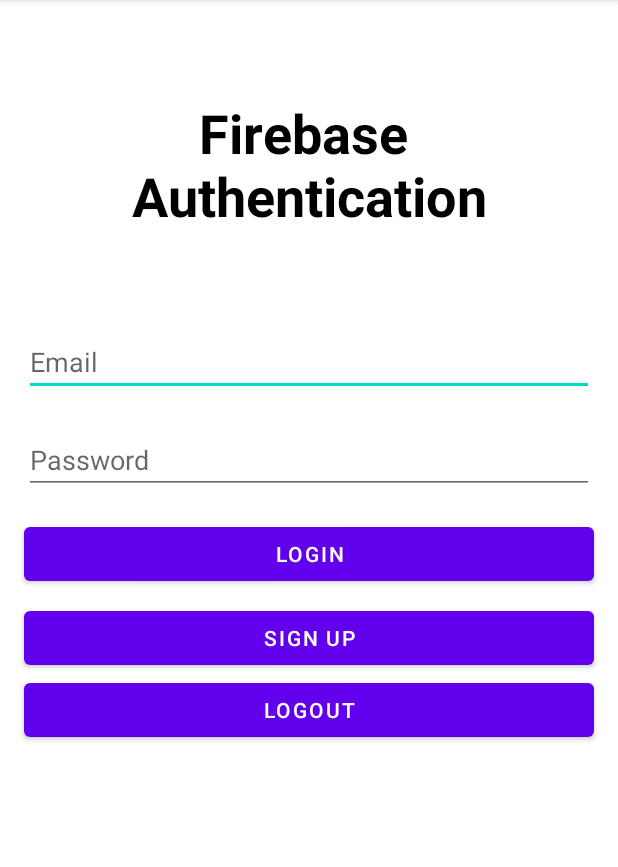
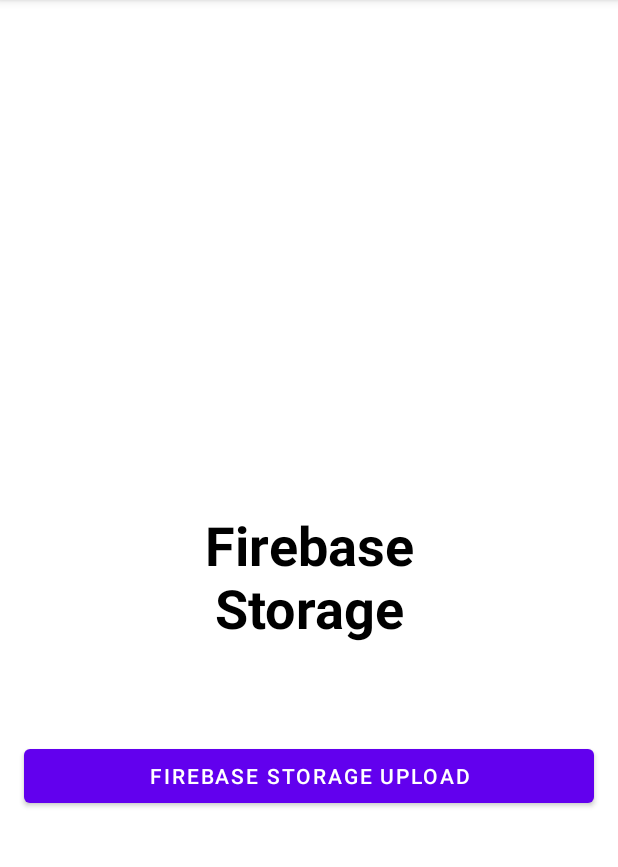
Before and after one commit to himanshuGaur684/Firebase_Playground, an Android app: the screen it shows after launch (MainActivity), on a phone screen of 412 x 824 dp, the part 84-951 px from its top. Run offline under Robolectric (Android 15) with nearby library versions, the phone set to English and light mode, and no system bars; our stand-ins replace Firebase (no records; nobody signed in at launch, a user with empty details on screens opened directly), data binding.

Commit message:
firebase Storage

```diff
--- a/app/build.gradle
+++ b/app/build.gradle
@@ -42,6 +42,7 @@ dependencies {
     implementation 'com.google.android.material:material:1.6.1'
     implementation 'androidx.constraintlayout:constraintlayout:2.1.4'
     implementation 'com.google.firebase:firebase-auth:21.0.7'
+    implementation 'com.google.firebase:firebase-storage:20.0.1'
     testImplementation 'junit:junit:4.13.2'
     androidTestImplementation 'androidx.test.ext:junit:1.1.3'
     androidTestImplementation 'androidx.test.espresso:espresso-core:3.4.0'
--- a/app/src/main/AndroidManifest.xml
+++ b/app/src/main/AndroidManifest.xml
@@ -3,6 +3,7 @@
     package="com.gaur.firebasetutorials">
 
     <uses-permission android:name="android.permission.INTERNET"/>
+    <uses-permission android:name="android.permission.READ_EXTERNAL_STORAGE"/>
 
     <application
         android:allowBackup="true"
--- a/app/src/main/res/layout/activity_main.xml
+++ b/app/src/main/res/layout/activity_main.xml
@@ -16,70 +16,26 @@
             android:id="@+id/appCompatTextView"
             android:layout_width="wrap_content"
             android:layout_height="wrap_content"
-            android:text="Firebase \nAuthentication"
-            android:layout_marginTop="64dp"
+            android:gravity="center"
+            android:text="Firebase\nStorage"
             android:textColor="@color/black"
-            android:gravity="center"
             android:textSize="36sp"
             android:textStyle="bold"
+            app:layout_constraintBottom_toBottomOf="parent"
             app:layout_constraintEnd_toEndOf="parent"
             app:layout_constraintStart_toStartOf="parent"
             app:layout_constraintTop_toTopOf="parent" />
 
 
-        <androidx.appcompat.widget.AppCompatEditText
-            android:id="@+id/edEmail"
+        <com.google.android.material.button.MaterialButton
+            android:id="@+id/btnUploadFilesOnFirebase"
             android:layout_width="0dp"
             android:layout_height="wrap_content"
             android:layout_marginTop="64dp"
-            android:maxLines="1"
-            android:hint="@string/email"
+            android:text="Firebase Storage Upload"
             app:layout_constraintEnd_toStartOf="@+id/guideLineR"
             app:layout_constraintStart_toStartOf="@+id/guideLineL"
             app:layout_constraintTop_toBottomOf="@+id/appCompatTextView" />
-
-        <androidx.appcompat.widget.AppCompatEditText
-            android:id="@+id/edPassword"
-            android:maxLines="1"
-            android:layout_width="0dp"
-            android:layout_marginTop="20dp"
-            android:hint="@string/password"
-            android:layout_height="wrap_content"
-            android:inputType="textPassword"
-            app:layout_constraintEnd_toStartOf="@+id/guideLineR"
-            app:layout_constraintStart_toStartOf="@+id/guideLineL"
-            app:layout_constraintTop_toBottomOf="@+id/edEmail" />
-
-
-        <com.google.android.material.button.MaterialButton
-            android:id="@+id/btnSignUp"
-            android:layout_width="0dp"
-            android:layout_height="wrap_content"
-            android:text="@string/sign_up"
-            android:layout_marginTop="8dp"
-            app:layout_constraintEnd_toStartOf="@+id/guideLineR"
-            app:layout_constraintStart_toStartOf="@+id/guideLineL"
-            app:layout_constraintTop_toBottomOf="@+id/btnSignIn" />
-
-        <com.google.android.material.button.MaterialButton
-            android:id="@+id/btnUserLogout"
-            android:layout_width="0dp"
-            android:layout_height="wrap_content"
-            android:text="@string/logout"
-            app:layout_constraintEnd_toStartOf="@+id/guideLineR"
-            app:layout_constraintStart_toStartOf="@+id/guideLineL"
-            app:layout_constraintTop_toBottomOf="@+id/btnSignUp" />
-
-
-        <com.google.android.material.button.MaterialButton
-            android:id="@+id/btnSignIn"
-            android:layout_width="0dp"
-            android:layout_height="wrap_content"
-            android:layout_marginTop="16dp"
-            android:text="@string/login"
-            app:layout_constraintEnd_toStartOf="@+id/guideLineR"
-            app:layout_constraintStart_toStartOf="@+id/guideLineL"
-            app:layout_constraintTop_toBottomOf="@+id/edPassword" />
 
 
         <androidx.constraintlayout.widget.Guideline
```
Also changed, not shown: app/src/main/java/com/gaur/firebasetutorials/MainActivity.kt (+64 -50 lines).
